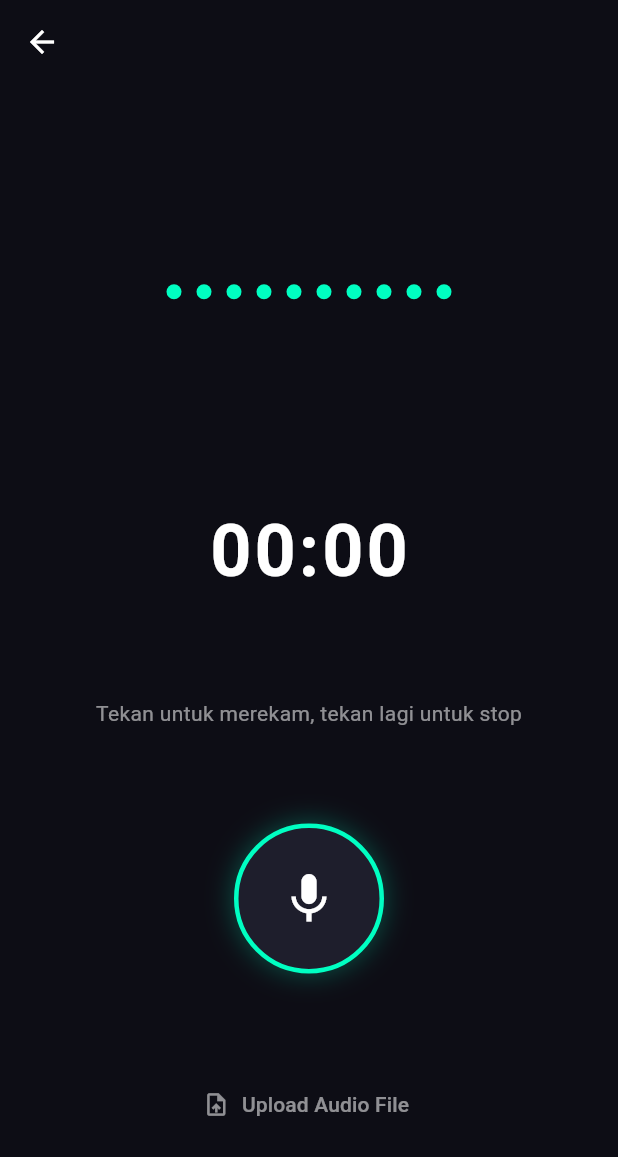
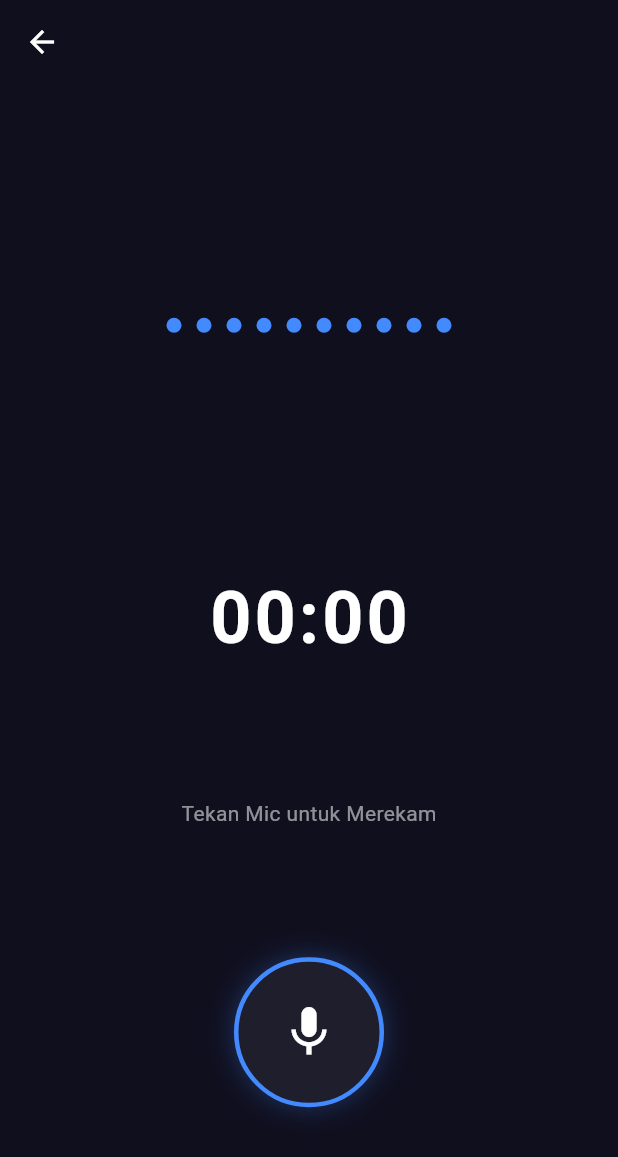
Before and after one commit to Faqih472/voxmod-voice-studio, a Flutter app: the StudioScreen screen opened directly with empty values, after a tap on the "mic" icon, on a phone screen of 412 x 824 dp. Shown: the top 1157 px of the screen. Run offline on Flutter 3.47's test engine with Material 3 defaults, Android fonts, the phone set to English and light mode, and no system bars; our stand-ins replace dio, logger, permission_handler; missing offline and left inert: flutter_sound.

Commit message:
Refactor audio recording logic and UI updates

```diff
--- a/frontend/voxmod_voice_studio/lib/screens/studio_screen.dart
+++ b/frontend/voxmod_voice_studio/lib/screens/studio_screen.dart
@@ -1,11 +1,13 @@
 import 'dart:async';
 import 'dart:math';
-import 'dart:io';
+import 'dart:io'; // Wajib untuk cek File
 import 'package:flutter/material.dart';
-import 'package:flutter_sound/flutter_sound.dart'; // Library Audio
-import 'package:permission_handler/permission_handler.dart'; // Izin
-import 'package:path_provider/path_provider.dart'; // Path Folder
-import 'package:logger/logger.dart'; // Debugger
+import 'package:flutter_sound/flutter_sound.dart';
+import 'package:permission_handler/permission_handler.dart';
+import 'package:path_provider/path_provider.dart';
+import 'package:logger/logger.dart';
+
+// Pastikan import ini sesuai dengan nama file Anda
 import 'processing_screen.dart';
 
 class StudioScreen extends StatefulWidget {
@@ -20,7 +22,6 @@ class _StudioScreenState extends State<StudioScreen> with SingleTickerProviderSt
   // Logic Audio
   final FlutterSoundRecorder _recorder = FlutterSoundRecorder();
   bool _isRecorderInitialized = false;
-  String? _recordedFilePath;
   final Logger _logger = Logger();
 
   // Logic UI
@@ -32,38 +33,49 @@ class _StudioScreenState extends State<StudioScreen> with SingleTickerProviderSt
   @override
   void initState() {
     super.initState();
-    _waveController = AnimationController(vsync: this, duration: const Duration(milliseconds: 1000))..repeat();
-    _initRecorder(); // Inisialisasi Perekam saat buka halaman
+    // Animasi gelombang suara (Fake Visualizer)
+    _waveController = AnimationController(
+        vsync: this,
+        duration: const Duration(milliseconds: 1000)
+    )..repeat();
+
+    _initRecorder();
   }
 
   // 1. SETUP RECORDER & MINTA IZIN
   Future<void> _initRecorder() async {
-    final status = await Permission.microphone.request();
+    // Minta izin mikrofon saat layar dibuka
+    var status = await Permission.microphone.request();
     if (status != PermissionStatus.granted) {
       if (mounted) {
         ScaffoldMessenger.of(context).showSnackBar(
-          const SnackBar(content: Text('Izin mikrofon diperlukan untuk merekam!')),
+          const SnackBar(content: Text('Izin mikrofon WAJIB diberikan!')),
         );
       }
-      return; // Stop jika tidak ada izin
+      return; // Stop jika tidak diizinkan
     }
 
     await _recorder.openRecorder();
     _isRecorderInitialized = true;
-    _recorder.setSubscriptionDuration(const Duration(milliseconds: 100)); // Update UI tiap 100ms
+    _recorder.setSubscriptionDuration(const Duration(milliseconds: 100));
   }
 
   @override
   void dispose() {
     _timer?.cancel();
     _waveController.dispose();
-    _recorder.closeRecorder(); // Wajib tutup recorder biar memori gak bocor
+    _recorder.closeRecorder();
     super.dispose();
   }
 
-  // 2. LOGIC MULAI & STOP REKAM
+  // 2. TOGGLE START/STOP
   Future<void> _toggleRecording() async {
-    if (!_isRecorderInitialized) return;
+    if (!_isRecorderInitialized) {
+      ScaffoldMessenger.of(context).showSnackBar(
+        const SnackBar(content: Text('Recorder belum siap, coba restart aplikasi.')),
+      );
+      return;
+    }
 
     if (_recorder.isStopped) {
       await _startRecording();
@@ -72,15 +84,24 @@ class _StudioScreenState extends State<StudioScreen> with SingleTickerProviderSt
     }
   }
 
+  // 3. MULAI REKAM (VERSI PERBAIKAN: AAC)
   Future<void> _startRecording() async {
     try {
-      // Cari lokasi folder temporary di HP
       final Directory tempDir = await getTemporaryDirectory();
-      final String path = '${tempDir.path}/voxmod_audio.wav'; // 1. Ubah ekstensi jadi .wav
+
+      // PERUBAHAN 1: Gunakan ekstensi .aac (Lebih stabil di Android)
+      final String path = '${tempDir.path}/voxmod_audio.aac';
 
       await _recorder.startRecorder(
         toFile: path,
-        codec: Codec.pcm16WAV, // 2. Ganti Codec jadi WAV (Kualitas Tinggi & Kompatibel)
+
+        // PERUBAHAN 2: Gunakan Codec AAC ADTS
+        // Codec.pcm16WAV sering menghasilkan file kosong di beberapa HP.
+        codec: Codec.aacADTS,
+
+        sampleRate: 44100,
+        numChannels: 1,
+        bitRate: 128000,
       );
 
       setState(() {
@@ -88,20 +109,23 @@ class _StudioScreenState extends State<StudioScreen> with SingleTickerProviderSt
         _recordDuration = 0;
       });
 
-      // Timer visual
+      // Update Timer setiap detik
       _timer = Timer.periodic(const Duration(seconds: 1), (timer) {
         setState(() {
           _recordDuration++;
         });
       });
 
-      _logger.i("Mulai merekam di: $path");
-
+      _logger.i("🎙️ Mulai merekam ke: $path");
     } catch (e) {
-      _logger.e("Gagal merekam: $e");
+      _logger.e("❌ Gagal start recording: $e");
+      ScaffoldMessenger.of(context).showSnackBar(
+        SnackBar(content: Text('Gagal merekam: $e')),
+      );
     }
   }
 
+  // 4. STOP REKAM & VALIDASI FILE
   Future<void> _stopRecording() async {
     try {
       String? path = await _recorder.stopRecorder();
@@ -109,25 +133,43 @@ class _StudioScreenState extends State<StudioScreen> with SingleTickerProviderSt
       _timer?.cancel();
       setState(() {
         isRecording = false;
-        _recordedFilePath = path;
       });
 
-      _logger.i("Rekaman selesai. File disimpan di: $path");
+      if (path != null) {
+        // --- VALIDASI UKURAN FILE ---
+        File recordedFile = File(path);
+        int fileSize = await recordedFile.length();
 
-      // Pindah ke Processing Screen membawa Path File
-      if (path != null && mounted) {
+        _logger.i("✅ Rekaman selesai.");
+        _logger.i("📂 Lokasi: $path");
+        _logger.i("📦 Ukuran: $fileSize bytes");
+
+        if (fileSize < 1000) {
+          _logger.w("⚠️ PERINGATAN: File terlalu kecil ($fileSize bytes). Suara mungkin tidak masuk.");
+          if(mounted) {
+            ScaffoldMessenger.of(context).showSnackBar(
+              const SnackBar(content: Text('Gagal merekam suara (File Kosong). Cek Izin Mic!')),
+            );
+          }
+          return;
+        }
+        // ----------------------------
+
+        // NAVIGASI: Kirim file .aac ini ke layar processing
+        if (mounted) {
           Navigator.pushReplacement(
             context,
             MaterialPageRoute(
               builder: (context) => ProcessingScreen(
                 characterName: widget.characterName,
-              audioPath: path, // Kirim path file asli
+                audioPath: path,
               ),
             ),
           );
         }
+      }
     } catch (e) {
-      _logger.e("Gagal stop: $e");
+      _logger.e("❌ Gagal stop: $e");
     }
   }
 
@@ -140,16 +182,20 @@ class _StudioScreenState extends State<StudioScreen> with SingleTickerProviderSt
   @override
   Widget build(BuildContext context) {
     return Scaffold(
+      backgroundColor: const Color(0xFF0F0F1E),
       appBar: AppBar(
         backgroundColor: Colors.transparent,
         elevation: 0,
-        leading: IconButton(icon: const Icon(Icons.arrow_back), onPressed: () => Navigator.pop(context)),
-        title: Text(widget.characterName, style: const TextStyle(fontWeight: FontWeight.bold)),
+        leading: IconButton(
+            icon: const Icon(Icons.arrow_back, color: Colors.white),
+            onPressed: () => Navigator.pop(context)
+        ),
+        title: Text(widget.characterName, style: const TextStyle(fontWeight: FontWeight.bold, color: Colors.white)),
       ),
       body: Column(
         mainAxisAlignment: MainAxisAlignment.spaceEvenly,
         children: [
-          // Visualizer (Masih Fake Animation, tapi logic rekam sudah asli)
+          // Visualizer (Animated Bars)
           SizedBox(
             height: 150,
             child: Row(
@@ -158,6 +204,7 @@ class _StudioScreenState extends State<StudioScreen> with SingleTickerProviderSt
                 return AnimatedBuilder(
                   animation: _waveController,
                   builder: (context, child) {
+                    // Jika merekam, tinggi batang akan acak (efek suara)
                     double height = isRecording
                         ? 20 + Random().nextInt(100).toDouble()
                         : 10;
@@ -167,7 +214,7 @@ class _StudioScreenState extends State<StudioScreen> with SingleTickerProviderSt
                       width: 10,
                       height: height,
                       decoration: BoxDecoration(
-                        color: Theme.of(context).primaryColor,
+                        color: Colors.blueAccent, // Ganti warna sesuai tema
                         borderRadius: BorderRadius.circular(50),
                       ),
                     );
@@ -177,16 +224,25 @@ class _StudioScreenState extends State<StudioScreen> with SingleTickerProviderSt
             ),
           ),
 
+          // Timer Text
           Text(
             _formatTime(_recordDuration),
-            style: const TextStyle(fontSize: 48, fontWeight: FontWeight.bold, letterSpacing: 2),
+            style: const TextStyle(
+                fontSize: 48,
+                fontWeight: FontWeight.bold,
+                letterSpacing: 2,
+                color: Colors.white
+            ),
           ),
 
-          const Text("Tekan untuk merekam, tekan lagi untuk stop", style: TextStyle(color: Colors.white54)),
+          const Text(
+              "Tekan Mic untuk Merekam",
+              style: TextStyle(color: Colors.white54)
+          ),
 
-          // Tombol Rekam
+          // Tombol Rekam (Main Button)
           GestureDetector(
-            onTap: _toggleRecording, // Tap sekali untuk start/stop
+            onTap: _toggleRecording,
             child: AnimatedContainer(
               duration: const Duration(milliseconds: 200),
               height: isRecording ? 120 : 100,
@@ -195,12 +251,14 @@ class _StudioScreenState extends State<StudioScreen> with SingleTickerProviderSt
                 shape: BoxShape.circle,
                 color: isRecording ? Colors.redAccent : const Color(0xFF1E1E2C),
                 border: Border.all(
-                    color: isRecording ? Colors.red : Theme.of(context).primaryColor,
+                    color: isRecording ? Colors.red : Colors.blueAccent,
                     width: 3
                 ),
                 boxShadow: [
                   BoxShadow(
-                    color: isRecording ? Colors.redAccent.withOpacity(0.5) : Theme.of(context).primaryColor.withOpacity(0.3),
+                    color: isRecording
+                        ? Colors.redAccent.withOpacity(0.5)
+                        : Colors.blueAccent.withOpacity(0.3),
                     blurRadius: isRecording ? 30 : 15,
                   )
                 ],
@@ -212,12 +270,6 @@ class _StudioScreenState extends State<StudioScreen> with SingleTickerProviderSt
               ),
             ),
           ),
-
-          TextButton.icon(
-            onPressed: () {},
-            icon: const Icon(Icons.upload_file, color: Colors.white54),
-            label: const Text("Upload Audio File", style: TextStyle(color: Colors.white54)),
-          )
         ],
       ),
     );
```
Lines whose indentation alone changed are shown as unchanged.
